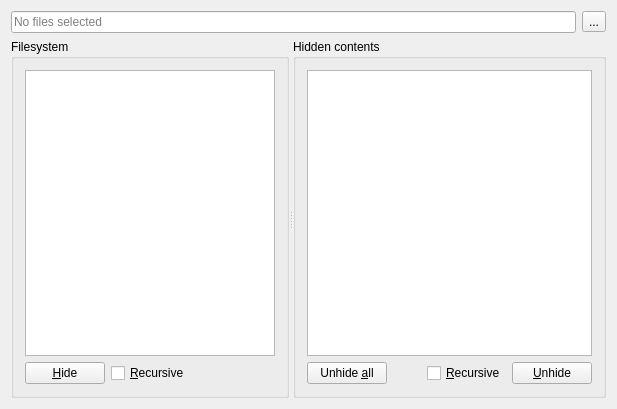
Before: the Qt Designer form gui/ui/MainWindow.ui in ilammy/honest-filehider, drawn with Qt 5.
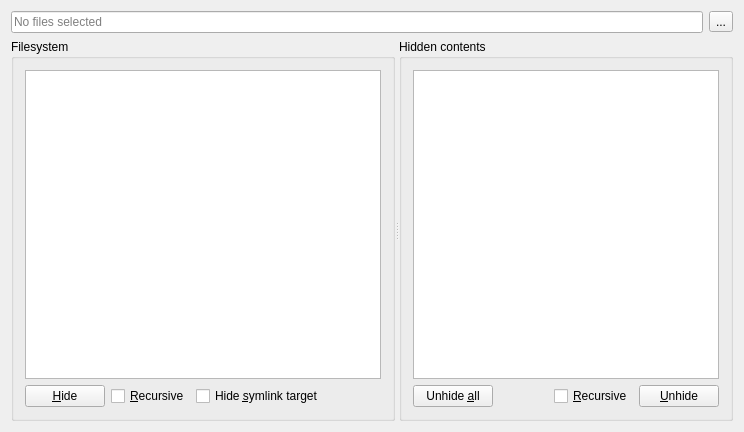
After: the same form once the commit is applied.

Commit message:
Proper symlink support.
M Path indicator shows true path, not symlink target.
+ Option for hiding of symlink target together with the link file.
+ Fancy checkbox.

Diff of the .ui file:
```diff
--- a/gui/ui/MainWindow.ui
+++ b/gui/ui/MainWindow.ui
@@ -6,8 +6,8 @@
    <rect>
     <x>0</x>
     <y>0</y>
-    <width>617</width>
-    <height>409</height>
+    <width>744</width>
+    <height>432</height>
    </rect>
   </property>
   <property name="windowTitle">
@@ -69,6 +69,13 @@
             </property>
            </widget>
           </item>
+          <item>
+           <widget class="QCheckBox" name="symlink_checkbox">
+            <property name="text">
+             <string>Hide &amp;symlink target</string>
+            </property>
+           </widget>
+          </item>
           <item>
            <spacer name="horizontalSpacer_2">
             <property name="orientation">
```
The commit also changes 2 other files.
